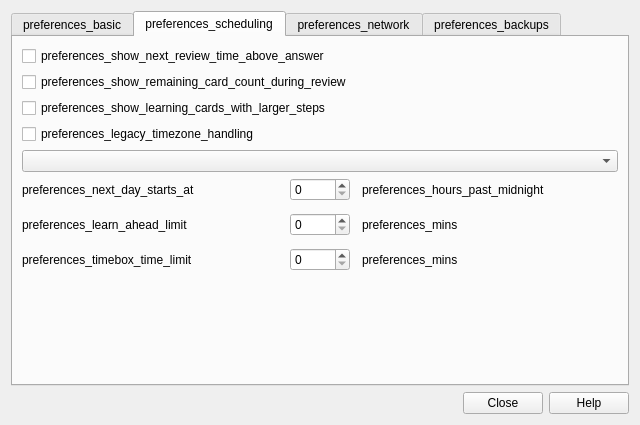
Before: the Qt Designer form qt/aqt/forms/preferences.ui in ankitects/anki, drawn with Qt 5.
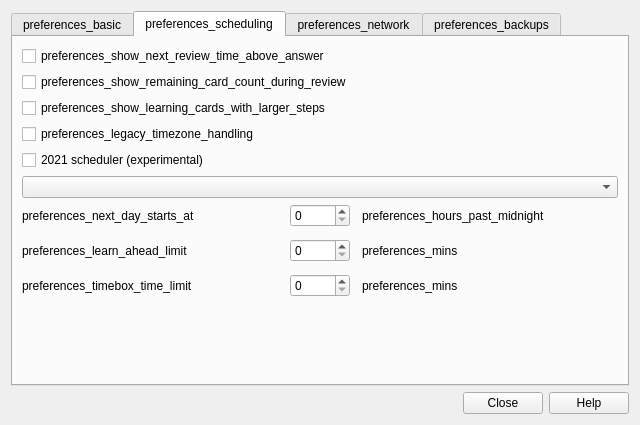
After: the same form once the commit is applied. The open tabs and pages were chosen to show the change.

Commit message: add v3 scheduler to prefs screen

Diff of the .ui file:
```diff
--- a/qt/aqt/forms/preferences.ui
+++ b/qt/aqt/forms/preferences.ui
@@ -205,6 +205,16 @@
          </property>
         </widget>
        </item>
+       <item>
+        <widget class="QCheckBox" name="sched2021">
+         <property name="toolTip">
+          <string notr="true"/>
+         </property>
+         <property name="text">
+          <string notr="true">2021 scheduler (experimental)</string>
+         </property>
+        </widget>
+       </item>
        <item>
         <widget class="QComboBox" name="newSpread"/>
        </item>
```
Left out of the diff: 1 changed line with no effect on the pictures. The commit also changes 4 other files.
